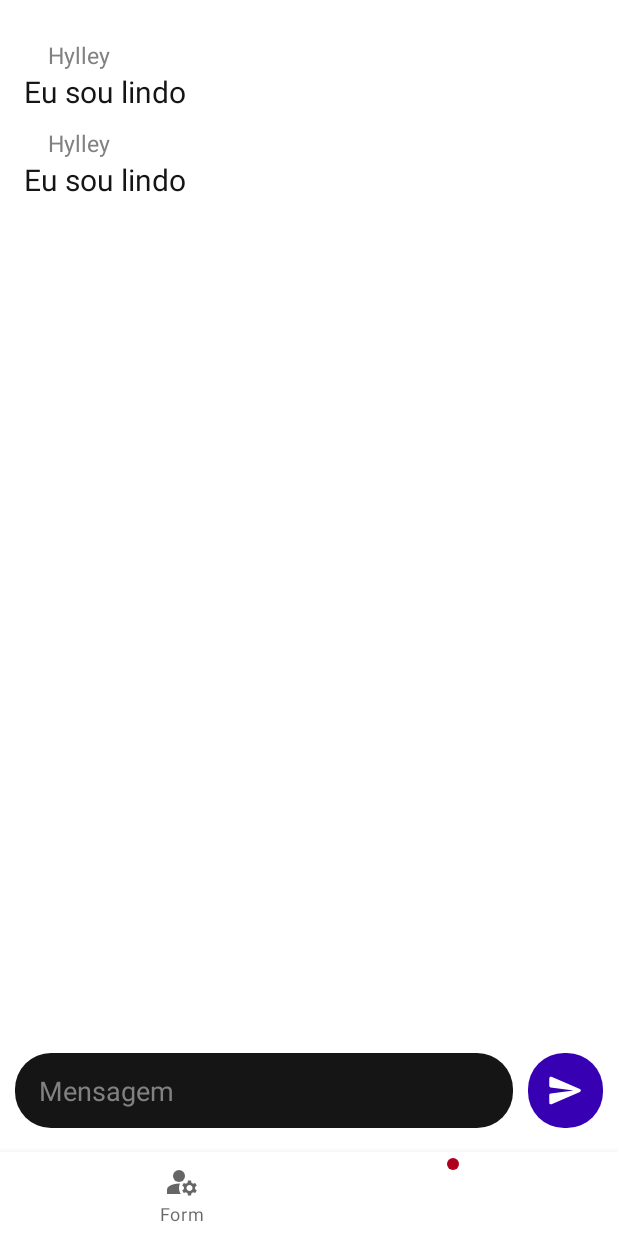
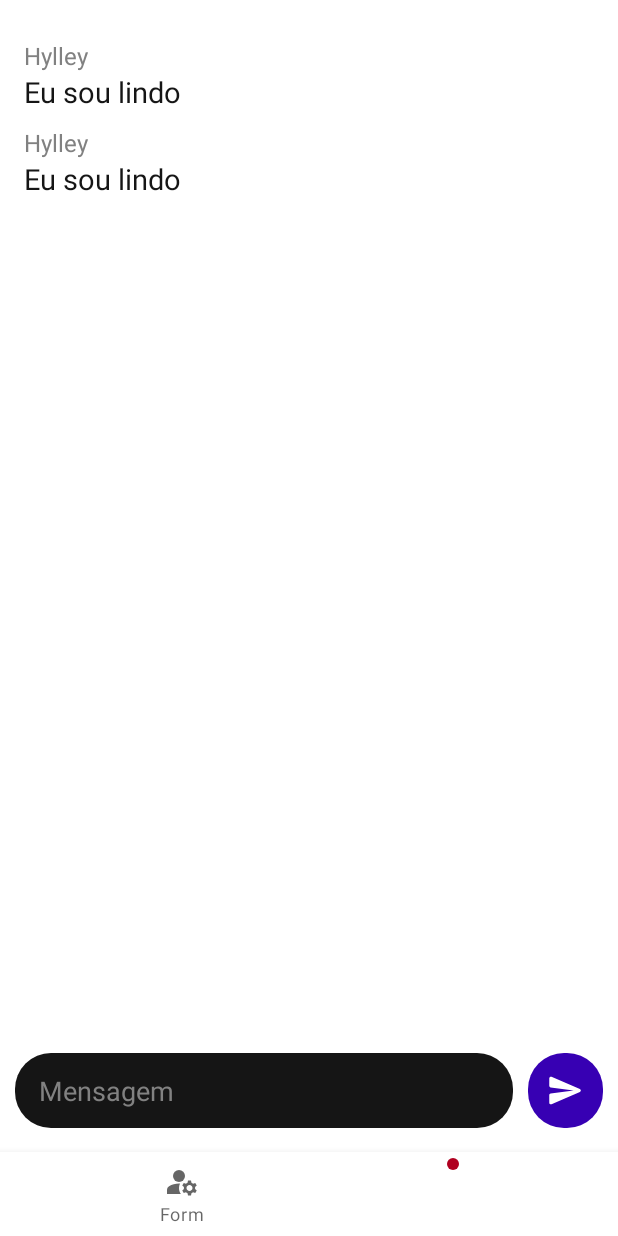
Before and after one commit to Hylley/Echo, an Android app: the screen it shows after launch (MainActivity), item 2 of the bottom bar chosen, on a phone screen of 412 x 824 dp. Run offline under Robolectric (Android 15) with nearby library versions, the phone set to English and light mode, and no system bars; network calls fail.

Commit message:
adjustments on text size and small refactors

```diff
--- a/client/app/src/main/java/com/hylley/echo/ChatFragment.java
+++ b/client/app/src/main/java/com/hylley/echo/ChatFragment.java
@@ -2,6 +2,7 @@ package com.hylley.echo;
 
 import android.os.Bundle;
 
+import androidx.annotation.NonNull;
 import androidx.fragment.app.Fragment;
 
 import android.view.LayoutInflater;
@@ -16,7 +17,8 @@ public class ChatFragment extends Fragment
     ScrollView scroll_view;
 
     @Override
-    public void onViewCreated(View view, @NotNull Bundle savedInstanceState) {
+    public void onViewCreated(@NonNull View view, @NotNull Bundle savedInstanceState)
+    {
         scroll_view = getView().findViewById(R.id.chat_scroll_view);
         scroll_view.post(() -> scroll_view.scrollTo(0, scroll_view.getBottom()));
     }
--- a/client/app/src/main/java/com/hylley/echo/MainActivity.java
+++ b/client/app/src/main/java/com/hylley/echo/MainActivity.java
@@ -1,25 +1,17 @@
 package com.hylley.echo;
 
-import androidx.annotation.NonNull;
 import androidx.appcompat.app.AppCompatActivity;
-
-import android.app.ProgressDialog;
 import android.os.Bundle;
-import android.view.MenuItem;
-
 import com.google.android.material.badge.BadgeDrawable;
 import com.google.android.material.bottomnavigation.BottomNavigationView;
-import com.google.android.material.navigation.NavigationBarView;
-
-import java.text.Normalizer;
 
 public class MainActivity extends AppCompatActivity
 {
     //region App
     BottomNavigationView view;
 
-    static FormFragment form_fragment = new FormFragment();
-    static ChatFragment chat_fragment = new ChatFragment();
+    FormFragment form_fragment = new FormFragment();
+    ChatFragment chat_fragment = new ChatFragment();
 
     static BadgeDrawable badge;
     //enregion
@@ -39,10 +31,8 @@ public class MainActivity extends AppCompatActivity
         view = findViewById(R.id.navbar);
         badge = view.getOrCreateBadge(R.id.chat);
 
-        view.setOnItemSelectedListener(new NavigationBarView.OnItemSelectedListener()
+        view.setOnItemSelectedListener(item ->
         {
-            @Override
-            public boolean onNavigationItemSelected(@NonNull MenuItem item) {
             int selected_id = item.getItemId();
 
             if(selected_id == R.id.form)
@@ -58,17 +48,18 @@ public class MainActivity extends AppCompatActivity
             }
 
             return false;
-            }
         });
 
         client.start();
     }
 
+    @SuppressWarnings("unused")
     public static void set_chat_icon_unread_badge(boolean visible)
     {
         badge.setVisible(visible);
     }
 
+    @SuppressWarnings("unused")
     public static void set_chat_icon_unread_badge(boolean visible, int pops)
     {
         badge.setNumber(pops);
--- a/client/app/src/main/res/layout/fragment_chat.xml
+++ b/client/app/src/main/res/layout/fragment_chat.xml
@@ -27,10 +27,9 @@
                     android:layout_width="wrap_content"
                     android:layout_height="wrap_content"
                     android:layout_weight="1"
-                    android:paddingStart="16dp"
                     android:text="Hylley"
                     android:textColor="@color/light_gray"
-                    android:textSize="7pt"/>
+                    android:textSize="16sp"/>
 
                 <TextView
                     android:layout_width="wrap_content"
@@ -38,7 +37,7 @@
                     android:layout_weight="1"
                     android:textColor="?chatMessageInputColor"
                     android:text="Eu sou lindo"
-                    android:textSize="9pt"/>
+                    android:textSize="19sp"/>
             </LinearLayout>
             <LinearLayout
                 android:layout_width="match_parent"
@@ -50,10 +49,9 @@
                     android:layout_width="wrap_content"
                     android:layout_height="wrap_content"
                     android:layout_weight="1"
-                    android:paddingStart="16dp"
                     android:text="Hylley"
                     android:textColor="@color/light_gray"
-                    android:textSize="7pt"/>
+                    android:textSize="16sp"/>
 
                 <TextView
                     android:layout_width="wrap_content"
@@ -61,7 +59,7 @@
                     android:layout_weight="1"
                     android:textColor="?chatMessageInputColor"
                     android:text="Eu sou lindo"
-                    android:textSize="9pt"/>
+                    android:textSize="19sp"/>
             </LinearLayout>
         </LinearLayout>
     </ScrollView>
@@ -84,6 +82,7 @@
             android:layout_height="match_parent"
             android:padding="12dp"
             android:src="@drawable/round_send_24"
+            android:contentDescription="Send"
             app:tint="@color/white" />
     </FrameLayout>
 
@@ -95,6 +94,7 @@
         android:layout_marginBottom="16dp"
         android:paddingStart="16dp"
         android:paddingEnd="8dp"
+        android:importantForAutofill="no"
 
         android:background="@drawable/backgroud_chat_send_button"
         android:layout_toStartOf="@id/send_button"
```
Lines whose indentation alone changed are shown as unchanged.
